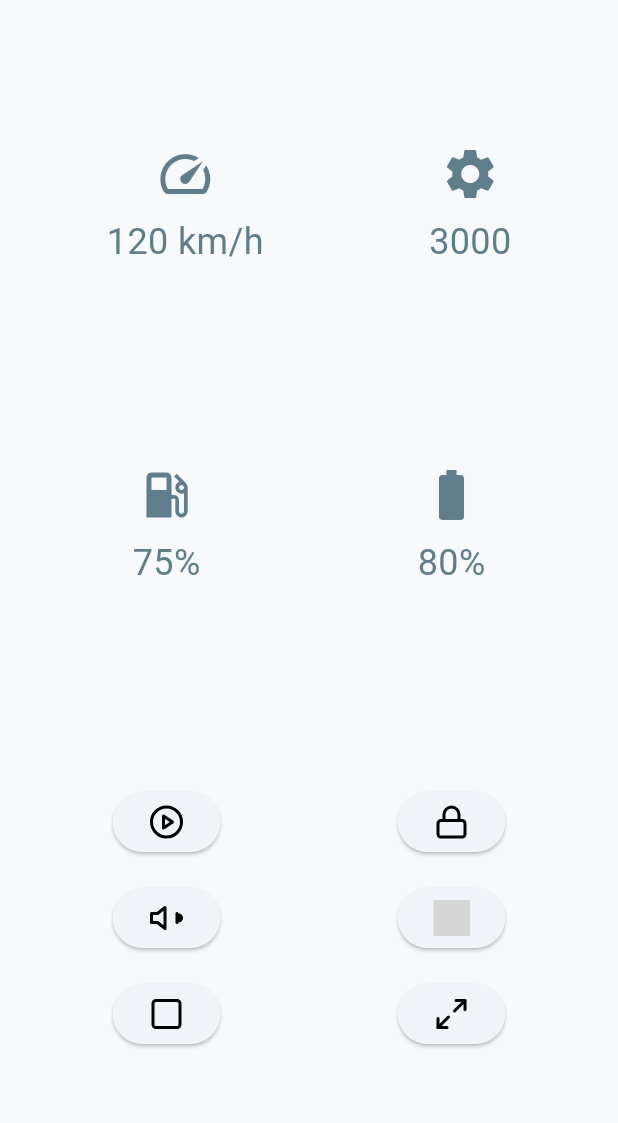
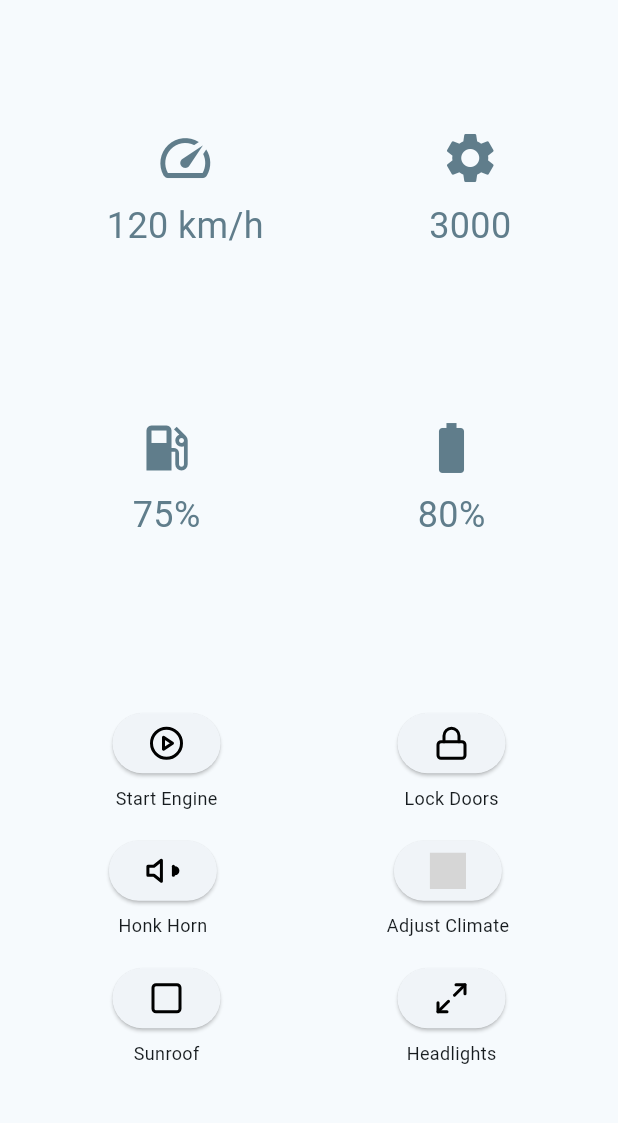
Before and after one commit to doantronghieu/Nexus, a Flutter app: the screen it shows after launch, on a phone screen of 412 x 824 dp, the part 63-1186 px from its top. Run offline on Flutter 3.47's test engine with Material 3 defaults, Android fonts, the phone set to English and light mode, and no system bars; our stand-ins replace flutter_svg; grey boxes are pictures that could not be loaded.

Commit message:
[UI] Car

```diff
--- a/ui/projects/car/lib/main.dart
+++ b/ui/projects/car/lib/main.dart
@@ -97,6 +97,8 @@ class ControlPanel extends StatelessWidget {
         Row(
           mainAxisAlignment: MainAxisAlignment.spaceAround,
           children: [
+            Column(
+              children: [
                 ElevatedButton(
                   onPressed: () {
                     showSnackBar('Engine started');
@@ -107,6 +109,12 @@ class ControlPanel extends StatelessWidget {
                     height: 24,
                   ),
                 ),
+                const SizedBox(height: 4),
+                const Text('Start Engine', style: TextStyle(fontSize: 12)),
+              ],
+            ),
+            Column(
+              children: [
                 ElevatedButton(
                   onPressed: () {
                     showSnackBar('Doors locked');
@@ -117,11 +125,17 @@ class ControlPanel extends StatelessWidget {
                     height: 24,
                   ),
                 ),
+                const SizedBox(height: 4),
+                const Text('Lock Doors', style: TextStyle(fontSize: 12)),
+              ],
+            ),
           ],
         ),
         const SizedBox(height: 16),
         Row(
           mainAxisAlignment: MainAxisAlignment.spaceAround,
+          children: [
+            Column(
               children: [
                 ElevatedButton(
                   onPressed: () {
@@ -133,6 +147,12 @@ class ControlPanel extends StatelessWidget {
                     height: 24,
                   ),
                 ),
+                const SizedBox(height: 4),
+                const Text('Honk Horn', style: TextStyle(fontSize: 12)),
+              ],
+            ),
+            Column(
+              children: [
                 ElevatedButton(
                   onPressed: () {
                     showSnackBar('Climate control adjusted');
@@ -143,11 +163,17 @@ class ControlPanel extends StatelessWidget {
                     height: 24,
                   ),
                 ),
+                const SizedBox(height: 4),
+                const Text('Adjust Climate', style: TextStyle(fontSize: 12)),
+              ],
+            ),
           ],
         ),
         const SizedBox(height: 16),
         Row(
           mainAxisAlignment: MainAxisAlignment.spaceAround,
+          children: [
+            Column(
               children: [
                 ElevatedButton(
                   onPressed: () {
@@ -159,6 +185,12 @@ class ControlPanel extends StatelessWidget {
                     height: 24,
                   ),
                 ),
+                const SizedBox(height: 4),
+                const Text('Sunroof', style: TextStyle(fontSize: 12)),
+              ],
+            ),
+            Column(
+              children: [
                 ElevatedButton(
                   onPressed: () {
                     showSnackBar('Headlights on/off');
@@ -169,6 +201,10 @@ class ControlPanel extends StatelessWidget {
                     height: 24,
                   ),
                 ),
+                const SizedBox(height: 4),
+                const Text('Headlights', style: TextStyle(fontSize: 12)),
+              ],
+            ),
           ],
         ),
       ],
```
Lines whose indentation alone changed are shown as unchanged.
